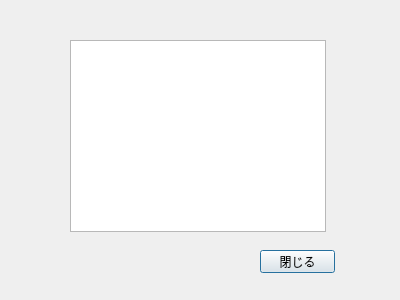
First picture: the form in ui/chart_dialog.ui, repository 0712kazu/HazardMapGame_tool, before the edit.
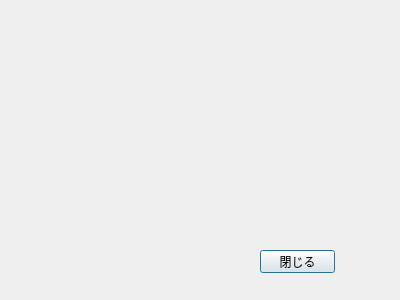
Second picture: the form after the edit.

Commit message: chart_container

Diff of the .ui file:
```diff
--- a/ui/chart_dialog.ui
+++ b/ui/chart_dialog.ui
@@ -13,13 +13,13 @@
   <property name="windowTitle">
    <string>Chart</string>
   </property>
-  <widget class="QGraphicsView" name="graphicsView">
+  <widget class="QWidget" name="chart_container" native="true">
    <property name="geometry">
     <rect>
-     <x>70</x>
-     <y>40</y>
-     <width>256</width>
-     <height>192</height>
+      <x>29</x>
+      <y>29</y>
+      <width>291</width>
+      <height>231</height>
     </rect>
    </property>
   </widget>
```
Lines whose indentation alone changed are shown as unchanged.
